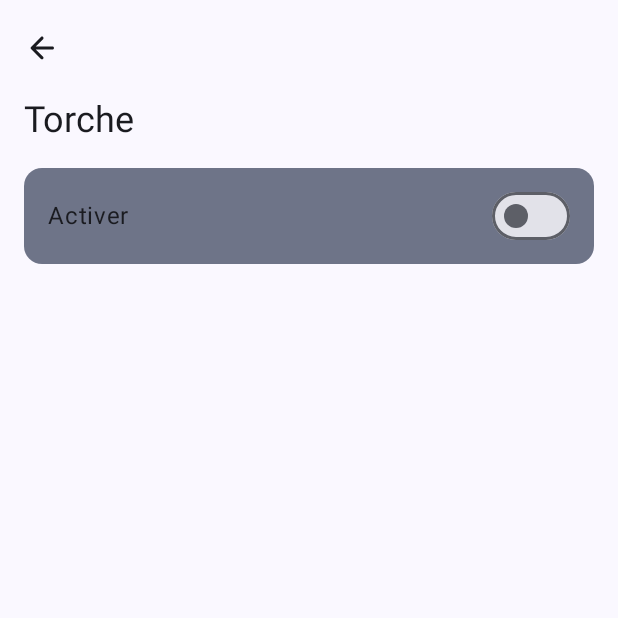
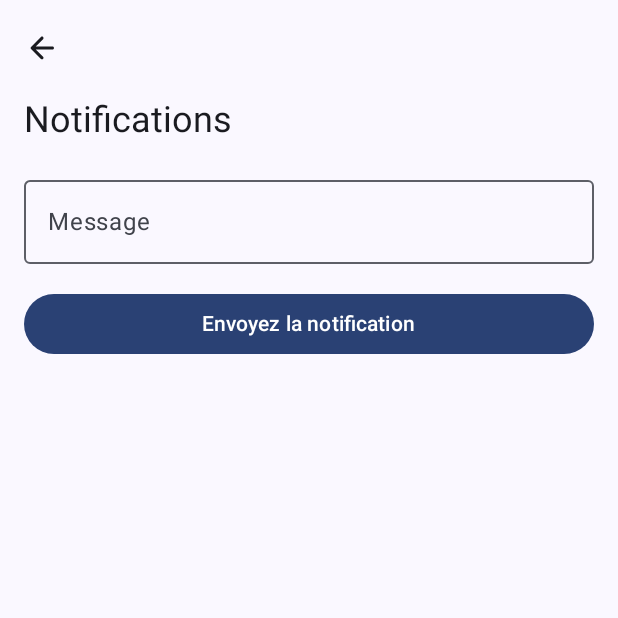
Before and after one commit to Ortega1709/mobile-service, an Android app built with Jetpack Compose: the screen it shows after launch (LightActivity before the commit, NotificationActivity after it), after a tap on "Notifications", on a phone screen of 412 x 824 dp, the top half of it. Run offline under Robolectric (Android 15) with nearby library versions, the phone set to English and light mode, and no system bars; our stand-ins replace Dagger/Hilt's generated code.

Commit message:
[Feat] Add push notification service

```diff
--- a/app/build.gradle.kts
+++ b/app/build.gradle.kts
@@ -66,10 +66,12 @@ dependencies {
     implementation(platform(libs.compose.bom))
     implementation(platform(libs.compose.bom))
     implementation(platform(libs.compose.bom))
+    implementation(platform(libs.compose.bom))
     testImplementation(libs.junit)
 
     implementation(libs.hilt.android)
     implementation(libs.hilt.navigation)
+    androidTestImplementation(platform(libs.compose.bom))
     androidTestImplementation(platform(libs.compose.bom))
     androidTestImplementation(platform(libs.compose.bom))
     androidTestImplementation(platform(libs.compose.bom))
--- a/app/src/main/AndroidManifest.xml
+++ b/app/src/main/AndroidManifest.xml
@@ -12,6 +12,7 @@
 
     <uses-feature android:name="android.hardware.bluetooth" />
 
+    <uses-permission android:name="android.permission.POST_NOTIFICATIONS" />
     <uses-permission android:name="android.permission.VIBRATE" />
 
     <application
@@ -25,6 +26,11 @@
         android:supportsRtl="true"
         android:theme="@style/Theme.Services"
         tools:targetApi="31">
+        <activity
+            android:name=".presentation.NotificationActivity"
+            android:exported="false"
+            android:label="@string/title_activity_notification"
+            android:theme="@style/Theme.Services" />
         <activity
             android:name=".presentation.LightActivity"
             android:exported="false"
--- a/app/src/main/java/com/ortega/services/domain/notification/Controller.kt
+++ b/app/src/main/java/com/ortega/services/domain/notification/Controller.kt
@@ -2,6 +2,6 @@ package com.ortega.services.domain.notification
 
 interface Controller {
 
-    fun push(message: String)
+    fun push(title: String, message: String)
 
 }
--- a/app/src/main/java/com/ortega/services/module/AppModule.kt
+++ b/app/src/main/java/com/ortega/services/module/AppModule.kt
@@ -3,6 +3,7 @@ package com.ortega.services.module
 import android.content.Context
 import com.ortega.services.services.bluetooth.BluetoothController
 import com.ortega.services.services.light.LightController
+import com.ortega.services.services.notification.NotificationController
 import com.ortega.services.services.vibrator.VibratorController
 import com.ortega.services.services.wifi.WifiController
 import dagger.Module
@@ -40,4 +41,10 @@ object AppModule {
         return LightController(context)
     }
 
+    @Provides
+    @Singleton
+    fun provideNotificationController(@ApplicationContext context: Context): NotificationController {
+        return NotificationController(context)
+    }
+
 }
--- a/app/src/main/java/com/ortega/services/presentation/LightActivity.kt
+++ b/app/src/main/java/com/ortega/services/presentation/LightActivity.kt
@@ -6,7 +6,6 @@ import androidx.activity.compose.setContent
 import androidx.hilt.navigation.compose.hiltViewModel
 import com.ortega.services.presentation.screens.light.LightScreen
 import com.ortega.services.presentation.screens.light.LightViewModel
-import com.ortega.services.presentation.screens.wifi.WifiViewModel
 import com.ortega.services.presentation.theme.ServicesTheme
 import dagger.hilt.android.AndroidEntryPoint
 
@@ -20,7 +19,8 @@ class LightActivity : ComponentActivity() {
                 val viewModel: LightViewModel = hiltViewModel()
                 LightScreen(
                     startLight = viewModel::startLight,
-                    stopLight = viewModel::stopLight
+                    stopLight = viewModel::stopLight,
+                    viewModel = viewModel
                 )
             }
         }
--- /dev/null
+++ b/app/src/main/java/com/ortega/services/presentation/NotificationActivity.kt
@@ -0,0 +1,50 @@
+package com.ortega.services.presentation
+
+import android.Manifest
+import android.app.NotificationManager
+import android.content.Intent
+import android.os.Build
+import android.os.Bundle
+import androidx.activity.ComponentActivity
+import androidx.activity.compose.setContent
+import androidx.activity.result.contract.ActivityResultContracts
+import androidx.hilt.navigation.compose.hiltViewModel
+import com.ortega.services.presentation.screens.notification.NotificationScreen
+import com.ortega.services.presentation.screens.notification.NotificationViewModel
+import com.ortega.services.presentation.theme.ServicesTheme
+import dagger.hilt.android.AndroidEntryPoint
+
+@AndroidEntryPoint
+class NotificationActivity : ComponentActivity() {
+
+    private val postNotificationLauncher = registerForActivityResult(
+        ActivityResultContracts.StartActivityForResult()
+    ){  }
+
+    private val permissionLauncher = registerForActivityResult(
+        ActivityResultContracts.RequestMultiplePermissions()
+    ) {
+        perms ->
+
+        val canPostNotification = if (Build.VERSION.SDK_INT >= Build.VERSION_CODES.TIRAMISU) {
+            perms[Manifest.permission.POST_NOTIFICATIONS] == true
+        } else true
+
+        if (canPostNotification) {
+            postNotificationLauncher.launch(
+                Intent(NotificationManager.ACTION_NOTIFICATION_POLICY_ACCESS_GRANTED_CHANGED)
+            )
+        }
+    }
+
+    override fun onCreate(savedInstanceState: Bundle?) {
+        super.onCreate(savedInstanceState)
+        setContent {
+            ServicesTheme {
+
+                val viewModel: NotificationViewModel = hiltViewModel()
+                NotificationScreen(viewModel = viewModel)
+            }
+        }
+    }
+}
--- a/app/src/main/java/com/ortega/services/presentation/screens/light/LightScreen.kt
+++ b/app/src/main/java/com/ortega/services/presentation/screens/light/LightScreen.kt
@@ -25,7 +25,8 @@ import com.ortega.services.presentation.components.TopAppBarComponent
 @Composable
 fun LightScreen(
     startLight: () -> Unit,
-    stopLight: () -> Unit
+    stopLight: () -> Unit,
+    viewModel: LightViewModel
 ) {
 
     val scrollBehavior = TopAppBarDefaults
@@ -51,6 +52,7 @@ fun LightScreen(
 
             ActivateServiceComponent(title = stringResource(id = R.string.activate)) {
                 Switch(
+                    enabled = viewModel.isLightAvailable(),
                     checked = activate,
                     onCheckedChange = {
                         activate = !activate
--- a/app/src/main/java/com/ortega/services/presentation/screens/main/MainScreen.kt
+++ b/app/src/main/java/com/ortega/services/presentation/screens/main/MainScreen.kt
@@ -6,7 +6,6 @@ import androidx.compose.foundation.lazy.LazyColumn
 import androidx.compose.material.icons.Icons
 import androidx.compose.material.icons.rounded.Bluetooth
 import androidx.compose.material.icons.rounded.FlashlightOn
-import androidx.compose.material.icons.rounded.Motorcycle
 import androidx.compose.material.icons.rounded.Notifications
 import androidx.compose.material.icons.rounded.Vibration
 import androidx.compose.material.icons.rounded.Wifi
@@ -15,15 +14,14 @@ import androidx.compose.material3.Scaffold
 import androidx.compose.material3.TopAppBarDefaults
 import androidx.compose.material3.rememberTopAppBarState
 import androidx.compose.runtime.Composable
-import androidx.compose.runtime.collectAsState
 import androidx.compose.ui.Modifier
 import androidx.compose.ui.input.nestedscroll.nestedScroll
 import androidx.compose.ui.platform.LocalContext
 import androidx.compose.ui.res.stringResource
-import androidx.lifecycle.ViewModel
 import com.ortega.services.R
 import com.ortega.services.presentation.BluetoothActivity
 import com.ortega.services.presentation.LightActivity
+import com.ortega.services.presentation.NotificationActivity
 import com.ortega.services.presentation.VibratorActivity
 import com.ortega.services.presentation.WifiActivity
 import com.ortega.services.presentation.components.ServiceItemComponent
@@ -106,7 +104,7 @@ fun MainScreen() {
                     description = stringResource(R.string.notifications_desc),
                     enabled = true) {
 
-                    val intent = Intent(context, LightActivity::class.java).setAction("")
+                    val intent = Intent(context, NotificationActivity::class.java).setAction("")
                     context.startActivity(intent)
 
                 }
--- /dev/null
+++ b/app/src/main/java/com/ortega/services/presentation/screens/notification/NotificationScreen.kt
@@ -0,0 +1,101 @@
+package com.ortega.services.presentation.screens.notification
+
+import android.app.Activity
+import androidx.compose.foundation.layout.Arrangement
+import androidx.compose.foundation.layout.Column
+import androidx.compose.foundation.layout.Row
+import androidx.compose.foundation.layout.fillMaxWidth
+import androidx.compose.foundation.layout.padding
+import androidx.compose.foundation.layout.size
+import androidx.compose.material.icons.Icons
+import androidx.compose.material.icons.rounded.Send
+import androidx.compose.material3.Button
+import androidx.compose.material3.CircularProgressIndicator
+import androidx.compose.material3.ExperimentalMaterial3Api
+import androidx.compose.material3.Icon
+import androidx.compose.material3.IconButton
+import androidx.compose.material3.OutlinedTextField
+import androidx.compose.material3.Scaffold
+import androidx.compose.material3.Switch
+import androidx.compose.material3.Text
+import androidx.compose.material3.TopAppBarDefaults
+import androidx.compose.material3.rememberTopAppBarState
+import androidx.compose.runtime.Composable
+import androidx.compose.runtime.getValue
+import androidx.compose.runtime.mutableStateOf
+import androidx.compose.runtime.saveable.rememberSaveable
+import androidx.compose.runtime.setValue
+import androidx.compose.ui.Alignment
+import androidx.compose.ui.Modifier
+import androidx.compose.ui.input.nestedscroll.nestedScroll
+import androidx.compose.ui.platform.LocalContext
+import androidx.compose.ui.res.stringResource
+import androidx.compose.ui.unit.dp
+import com.ortega.services.R
+import com.ortega.services.presentation.components.ActivateServiceComponent
+import com.ortega.services.presentation.components.HeightSpacer
+import com.ortega.services.presentation.components.TopAppBarComponent
+import com.ortega.services.presentation.components.WidthSpacer
+import com.ortega.services.presentation.components.wifi.WifiDeviceList
+
+@OptIn(ExperimentalMaterial3Api::class)
+@Composable
+fun NotificationScreen(viewModel: NotificationViewModel) {
+
+    val scrollBehavior = TopAppBarDefaults
+        .exitUntilCollapsedScrollBehavior(rememberTopAppBarState())
+
+    val context = LocalContext.current
+    var notificationField by rememberSaveable {
+        mutableStateOf("")
+    }
+
+    Scaffold(
+        topBar = {
+            TopAppBarComponent(
+                title = stringResource(id = R.string.notifications),
+                actions = {},
+                onClickNavigation = { (context as? Activity)?.finish() },
+                scrollBehavior = scrollBehavior
+            )
+        },
+        modifier = Modifier.nestedScroll(scrollBehavior.nestedScrollConnection)
+    ) {
+        paddingValues ->
+        Column(
+            modifier = Modifier.padding(paddingValues = paddingValues)
+        ) {
+
+            Column (
+                modifier = Modifier
+                    .fillMaxWidth()
+                    .padding(horizontal = 16.dp),
+            ) {
+
+                OutlinedTextField(
+                    modifier = Modifier.fillMaxWidth(),
+                    value = notificationField,
+                    label = { Text(text = stringResource(R.string.message)) },
+                    onValueChange = { notificationField = it }
+                )
+
+                HeightSpacer(height = 16.dp)
+
+                Button(
+                    modifier = Modifier.fillMaxWidth(),
+                    onClick = {
+                        if (notificationField != "") {
+                            viewModel.push(
+                                title = "Notification",
+                                message = notificationField
+                            )
+                        }
+                    }
+                ) {
+                    Text(text = stringResource(R.string.send_notification))
+                }
+            }
+
+        }
+    }
+}
--- /dev/null
+++ b/app/src/main/java/com/ortega/services/presentation/screens/notification/NotificationViewModel.kt
@@ -0,0 +1,15 @@
+package com.ortega.services.presentation.screens.notification
+
+import androidx.lifecycle.ViewModel
+import com.ortega.services.services.notification.NotificationController
+import dagger.hilt.android.lifecycle.HiltViewModel
+import javax.inject.Inject
+
+@HiltViewModel
+class NotificationViewModel @Inject constructor(private val notificationController: NotificationController): ViewModel() {
+
+    fun push(title: String, message: String) {
+        notificationController.push(title, message)
+    }
+
+}
--- /dev/null
+++ b/app/src/main/java/com/ortega/services/presentation/ui/theme/Type.kt
@@ -0,0 +1,34 @@
+package com.ortega.services.presentation.ui.theme
+
+import androidx.compose.material3.Typography
+import androidx.compose.ui.text.TextStyle
+import androidx.compose.ui.text.font.FontFamily
+import androidx.compose.ui.text.font.FontWeight
+import androidx.compose.ui.unit.sp
+
+// Set of Material typography styles to start with
+val Typography = Typography(
+    bodyLarge = TextStyle(
+        fontFamily = FontFamily.Default,
+        fontWeight = FontWeight.Normal,
+        fontSize = 16.sp,
+        lineHeight = 24.sp,
+        letterSpacing = 0.5.sp
+    )
+    /* Other default text styles to override
+    titleLarge = TextStyle(
+        fontFamily = FontFamily.Default,
+        fontWeight = FontWeight.Normal,
+        fontSize = 22.sp,
+        lineHeight = 28.sp,
+        letterSpacing = 0.sp
+    ),
+    labelSmall = TextStyle(
+        fontFamily = FontFamily.Default,
+        fontWeight = FontWeight.Medium,
+        fontSize = 11.sp,
+        lineHeight = 16.sp,
+        letterSpacing = 0.5.sp
+    )
+    */
+)
--- /dev/null
+++ b/app/src/main/java/com/ortega/services/services/notification/NotificationController.kt
@@ -0,0 +1,40 @@
+package com.ortega.services.services.notification
+
+import android.annotation.SuppressLint
+import android.app.Notification
+import android.app.NotificationChannel
+import android.app.NotificationManager
+import android.content.Context
+import android.graphics.drawable.Drawable
+import android.os.Parcel
+import androidx.core.app.NotificationCompat
+import com.ortega.services.R
+import com.ortega.services.domain.notification.Controller
+import javax.inject.Inject
+import kotlin.random.Random
+
+@SuppressLint("NewApi")
+class NotificationController @Inject constructor(private val context: Context) : Controller {
+
+    private val notificationManager by lazy {
+        context.getSystemService(NotificationManager::class.java)
+    }
+
+    private val channel = NotificationChannel(
+        "channel-id", "channel-name", NotificationManager.IMPORTANCE_HIGH)
+
+    override fun push(title: String, message: String) {
+
+        val notification = NotificationCompat.Builder(context, channel.id)
+            .setContentTitle(title)
+            .setContentText(message)
+            .setSmallIcon(R.drawable.launcher)
+            .setPriority(NotificationManager.IMPORTANCE_HIGH)
+            .setAutoCancel(true)
+            .build()
+
+        notificationManager.notify(Random.nextInt(), notification)
+
+
+    }
+}
--- a/app/src/main/res/values/strings.xml
+++ b/app/src/main/res/values/strings.xml
@@ -22,4 +22,7 @@
     <string name="flash_desc">Tester le flasheur de votre téléphone</string>
     <string name="notifications">Notifications</string>
     <string name="notifications_desc">Tester les notifs de votre téléphone</string>
+    <string name="title_activity_notification">NotificationActivity</string>
+    <string name="send_notification">Envoyez la notification</string>
+    <string name="message">Message</string>
 </resources>
```
Also changed, not shown: app/src/main/java/com/ortega/services/presentation/VibratorActivity.kt (+0 -9 lines), app/src/main/java/com/ortega/services/presentation/ui/theme/Color.kt (added, +11 -0 lines), app/src/main/java/com/ortega/services/presentation/ui/theme/Theme.kt (added, +70 -0 lines).
